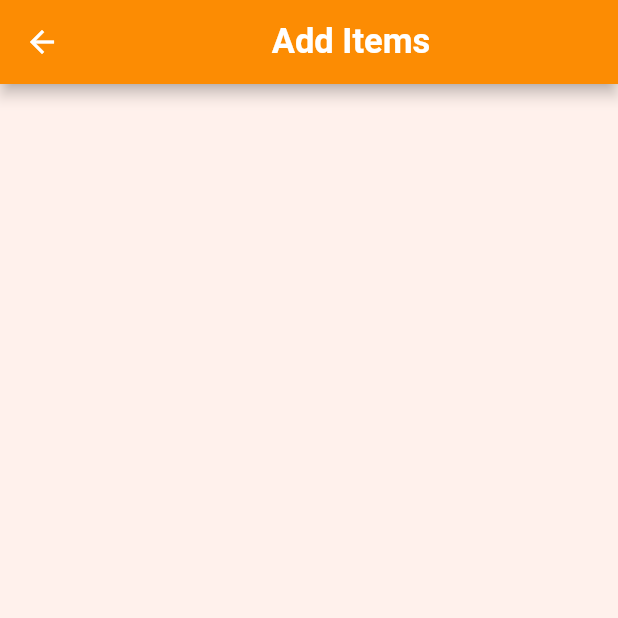
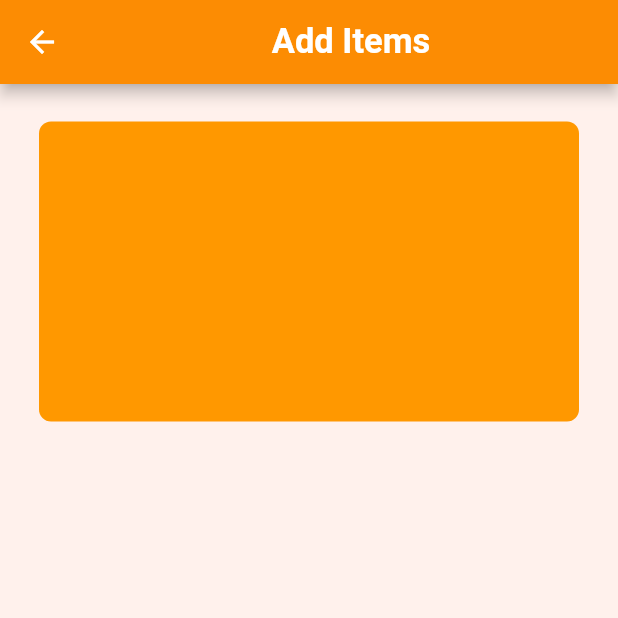
Before and after one commit to SumitKLamba/Lost-Found, a Flutter app: the OnClickFAB screen opened directly, on a phone screen of 412 x 824 dp, the top half of it. Run offline on Flutter 3.47's test engine with Material 2 defaults, Android fonts, the phone set to English and light mode, and no system bars.

Commit message:
started working on new window

```diff
--- a/lib/onClickFAB.dart
+++ b/lib/onClickFAB.dart
@@ -1,28 +1,11 @@
 import 'package:flutter/material.dart';
-import 'package:losty/listViewOfFound.dart';
-import 'package:losty/listViewOfLost.dart';
-import 'package:losty/animated_bottom_bar.dart';
 
-class OnClickFAB extends StatefulWidget{
-  final List<BarItem> barItems = [
-    BarItem(
-      text: "Lost",
-      iconData: Icons.blur_off,
-      color: Colors.white,
-    ),
-    BarItem(
-      text: "Found",
-      iconData: Icons.blur_on,
-      color: Colors.white,
-    ),
-  ];
+class OnClickFAB extends StatefulWidget {
   @override
   _OnClickFABState createState() => _OnClickFABState();
 }
 
-class _OnClickFABState extends State<OnClickFAB>{
-
-  int selectedBarIndex = 0;
+class _OnClickFABState extends State<OnClickFAB> {
   @override
   Widget build(BuildContext context) {
     return Scaffold(
@@ -31,7 +14,8 @@ class _OnClickFABState extends State<OnClickFAB>{
         backgroundColor: Color(0xFFfc8c03),
         title: Align(
           alignment: Alignment.center,
-          child: Text('Add Items',
+          child: Text(
+            'Add Items',
             style: TextStyle(
               fontWeight: FontWeight.w600,
               fontSize: 23,
@@ -39,13 +23,22 @@ class _OnClickFABState extends State<OnClickFAB>{
           ),
         ),
       ),
-
       body: Column(
-       children: <Widget>[
-
-       ],
+        children: <Widget>[
+          SizedBox(height: 25,),
+          Align(
+            alignment: Alignment.center,
+            child: Container(
+              height: 200,
+              width: 360,
+              decoration: BoxDecoration(
+                color: Colors.orange,
+                borderRadius: BorderRadius.circular(8),
+              ),
+            ),
+          ),
+        ],
       ),
-
     );
   }
 }
```
